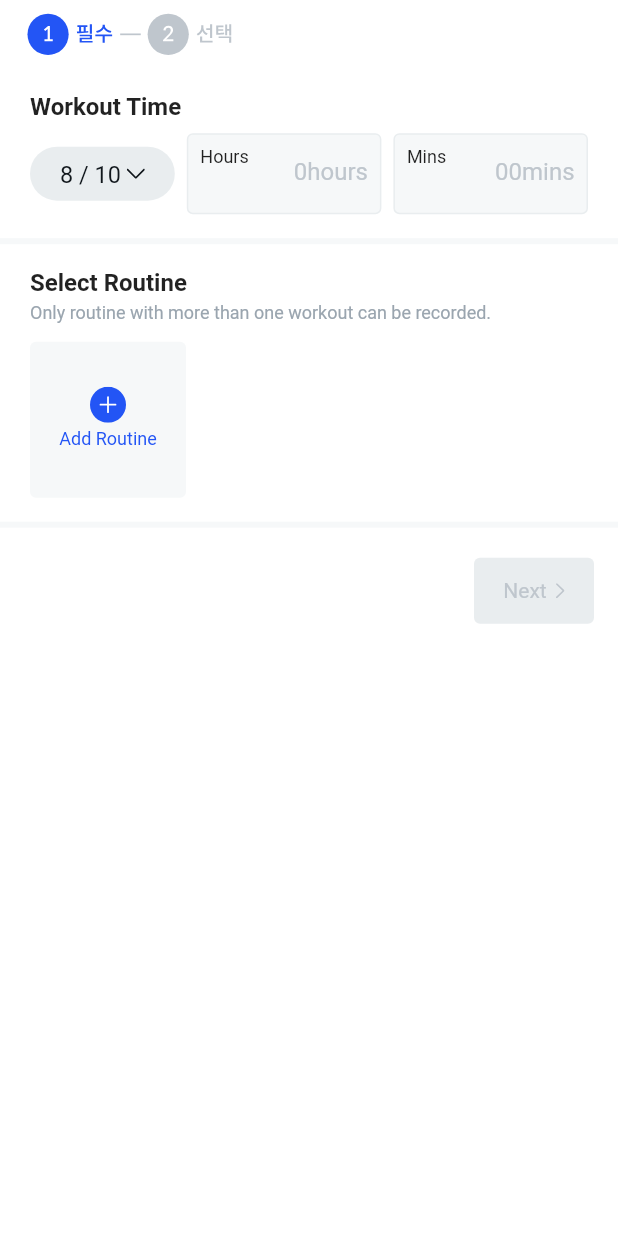
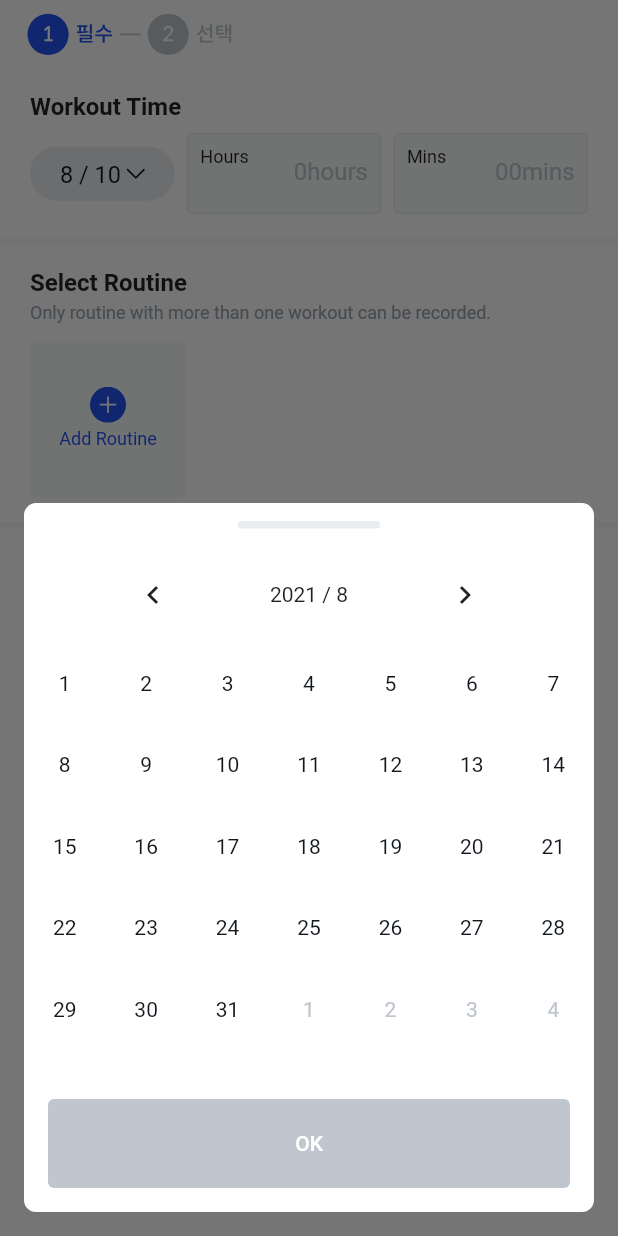
Before and after one commit to CoachMyBody/CoachMyBody-App, a Flutter app: the WriteFirstStepScreen screen opened directly, after a tap on an icon or button, on a phone screen of 412 x 824 dp. Run offline on Flutter 3.47's test engine with Material 2 defaults, Android fonts, the phone set to English and light mode, and no system bars; our stand-ins replace carousel_slider, chips_choice, easy_localization, fl_chart, flutter_svg, flutter_switch and 4 more; missing offline and left inert: dart:ffi, kakao_flutter_sdk, photo_manager, xxtea; accounts and stored records are empty; network calls fail; Roboto replaces fonts that are missing (SpoqaHanSansNeo); statements that could not run were skipped.

```diff
--- a/lib/ui/write/write_first_step.dart
+++ b/lib/ui/write/write_first_step.dart
@@ -5,6 +5,7 @@ import 'package:coach_my_body/providers/write/write_view_model.dart';
 import 'package:coach_my_body/ui/write/write_first_step_routines.dart';
 import 'package:coach_my_body/widgets/common_widgets.dart';
 import 'package:coach_my_body/widgets/custom_drop_down_widget.dart';
+import 'package:coach_my_body/widgets/day_modal_bottom_sheet.dart';
 import 'package:easy_localization/easy_localization.dart';
 import 'package:flutter/material.dart';
 import 'package:flutter_svg/flutter_svg.dart';
@@ -143,7 +144,13 @@ class WorkOutTimeWidget extends StatelessWidget {
           padding: const EdgeInsets.only(right: 8.0),
           child: CustomDropDownWidget(
             label: viewedDate,
-            onPressed: () {},
+            onPressed: () {
+              showModalBottomSheet(
+                  backgroundColor: Colors.transparent,
+                  isScrollControlled: true,
+                  context: context,
+                  builder: (_) => DayModalBottomSheet());
+            },
           ),
         ),
         OutlinedTextField(
--- a/lib/ui/write/write_first_step_routines.dart
+++ b/lib/ui/write/write_first_step_routines.dart
@@ -84,9 +84,22 @@ class RoutinesListWidget extends StatelessWidget {
                         },
                         label: tr(COMMON_VIEW_MORE_TXT),
                       )
-                    : RoutineSimpleView(
-                        routine: myRoutinesProvider.routines.routines[index],
-                      )),
+                    : ((index == 0)
+                        ? Row(
+                            children: <Widget>[
+                              SizedBox(
+                                width: 20,
+                              ),
+                              RoutineSimpleView(
+                                routine:
+                                    myRoutinesProvider.routines.routines[index],
+                              ),
+                            ],
+                          )
+                        : RoutineSimpleView(
+                            routine:
+                                myRoutinesProvider.routines.routines[index],
+                          ))),
           ),
         ),
       ),
```
